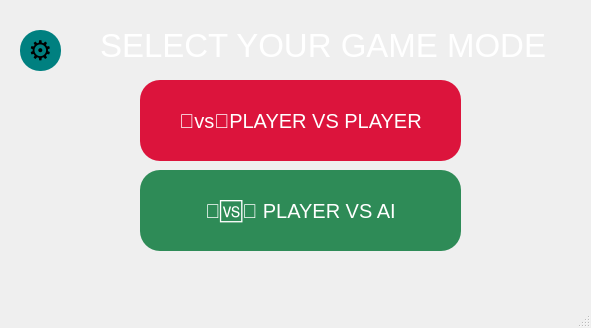
Old version of the form gamemodewindow.ui in the repository som3a-dot/Tic-Tac-Toe-Project.
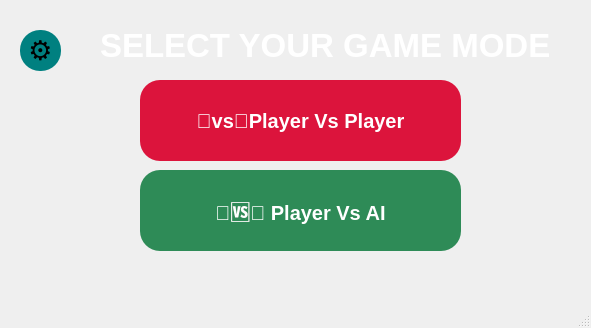
New version of the form. Icons and pictures are not drawn.

What changed in the file:
```diff
--- a/gamemodewindow.ui
+++ b/gamemodewindow.ui
@@ -31,6 +31,7 @@
     <property name="font">
      <font>
       <pointsize>20</pointsize>
+      <bold>true</bold>
      </font>
     </property>
     <property name="cursor">
@@ -58,6 +59,7 @@
     <property name="font">
      <font>
       <pointsize>15</pointsize>
+      <bold>true</bold>
      </font>
     </property>
     <property name="cursor">
@@ -71,7 +73,7 @@
 }</string>
     </property>
     <property name="text">
-     <string>👤vs👤PLAYER VS PLAYER</string>
+     <string>👤vs👤Player Vs Player</string>
     </property>
    </widget>
    <widget class="QPushButton" name="playerVsAI">
@@ -86,6 +88,7 @@
     <property name="font">
      <font>
       <pointsize>15</pointsize>
+      <bold>true</bold>
      </font>
     </property>
     <property name="cursor">
@@ -99,7 +102,7 @@
 }</string>
     </property>
     <property name="text">
-     <string>👤🆚🤖 PLAYER VS AI</string>
+     <string>👤🆚🤖 Player Vs AI</string>
     </property>
    </widget>
    <widget class="QLabel" name="label">
@@ -114,6 +117,7 @@
     <property name="font">
      <font>
       <pointsize>25</pointsize>
+      <bold>true</bold>
      </font>
     </property>
     <property name="styleSheet">
```
